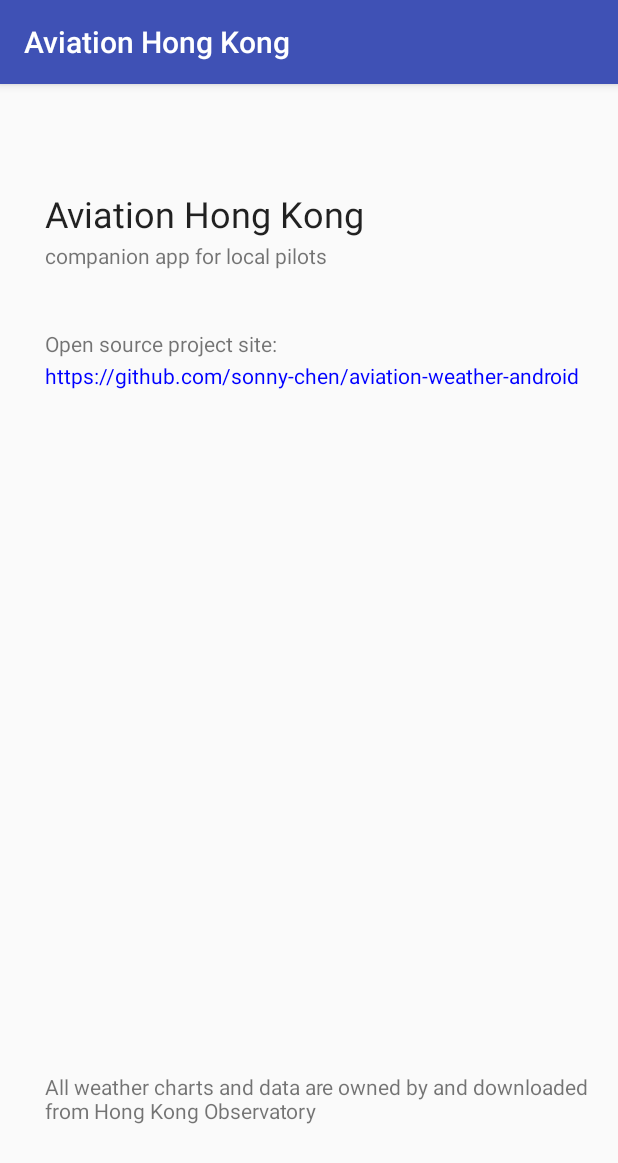
After one commit to sonny-chen/aviation-weather-android, an Android app: the AboutActivity screen opened directly, with no data from a screen before it, on a phone screen of 412 x 824 dp. The commit adds this screen. Shown: the top 1163 px of the screen. Run offline under Robolectric (Android 15) with nearby library versions, the phone set to English and light mode, and no system bars; network calls fail.

```diff
--- a/app/build.gradle
+++ b/app/build.gradle
@@ -30,5 +30,6 @@ dependencies {
     compile 'com.android.support:cardview-v7:25.3.0'
     compile 'com.jakewharton:disklrucache:2.0.2'
     compile 'org.apache.directory.studio:org.apache.commons.io:2.4'
+    compile 'com.android.support.constraint:constraint-layout:1.0.2'
     testCompile 'junit:junit:4.12'
 }
--- /dev/null
+++ b/app/src/main/java/com/sonnychen/aviationhk/AboutActivity.java
@@ -0,0 +1,25 @@
+package com.sonnychen.aviationhk;
+
+import android.content.Intent;
+import android.net.Uri;
+import android.support.v7.app.AppCompatActivity;
+import android.os.Bundle;
+import android.view.View;
+
+public class AboutActivity extends AppCompatActivity {
+
+    @Override
+    protected void onCreate(Bundle savedInstanceState) {
+        super.onCreate(savedInstanceState);
+        setContentView(R.layout.activity_about);
+
+        findViewById(R.id.gitHubLink).setOnClickListener(new View.OnClickListener() {
+            @Override
+            public void onClick(View view) {
+                Intent i = new Intent(Intent.ACTION_VIEW);
+                i.setData(Uri.parse(getString(R.string.project_url)));
+                startActivity(i);
+            }
+        });
+    }
+}
--- a/app/src/main/java/com/sonnychen/aviationhk/AsyncImageTask.java
+++ b/app/src/main/java/com/sonnychen/aviationhk/AsyncImageTask.java
@@ -38,7 +38,7 @@ import java.util.Date;
 import java.util.HashMap;
 import java.util.Map;
 
-import static com.sonnychen.aviationhk.parsers.HKOData.CACHE_EXPIRY_SECONDS;
+import static com.sonnychen.aviationhk.BaseApplication.CACHE_EXPIRY_SECONDS;
 
 public class AsyncImageTask extends AsyncTask<URL, Integer, Bitmap[]> {
     //define callback interface
--- a/app/src/main/java/com/sonnychen/aviationhk/views/CustomFragmentBase.java
+++ b/app/src/main/java/com/sonnychen/aviationhk/views/CustomFragmentBase.java
@@ -27,6 +27,10 @@ import android.net.Uri;
 import android.support.v4.app.Fragment;
 
 public class CustomFragmentBase extends Fragment {
+    public void refreshView() {
+        throw new RuntimeException("Stub!");
+    }
+
     public void onButtonPressed(Uri uri) {
         if (mListener != null) {
             mListener.onFragmentInteraction(uri);
--- /dev/null
+++ b/app/src/main/res/layout/activity_about.xml
@@ -0,0 +1,66 @@
+<?xml version="1.0" encoding="utf-8"?>
+<RelativeLayout
+    xmlns:android="http://schemas.android.com/apk/res/android"
+    xmlns:app="http://schemas.android.com/apk/res-auto"
+    xmlns:tools="http://schemas.android.com/tools"
+    android:layout_width="match_parent"
+    android:layout_height="match_parent"
+    tools:context="com.sonnychen.aviationhk.AboutActivity">
+
+    <TextView
+        android:id="@+id/textView6"
+        android:layout_width="wrap_content"
+        android:layout_height="wrap_content"
+        android:layout_marginTop="39dp"
+        android:text="@string/open_source_project_site"
+        tools:layout_editor_absoluteX="83dp"
+        tools:layout_editor_absoluteY="113dp"
+        android:layout_below="@+id/textView5"
+        android:layout_alignStart="@+id/textView5"/>
+
+    <TextView
+        android:id="@+id/textView5"
+        android:layout_width="wrap_content"
+        android:layout_height="wrap_content"
+        android:layout_alignStart="@+id/textView3"
+        android:layout_below="@+id/textView3"
+        android:layout_marginTop="2dp"
+        android:text="@string/companion_app_for_local_pilots"
+        tools:layout_editor_absoluteX="83dp"
+        tools:layout_editor_absoluteY="113dp"/>
+
+    <TextView
+        android:id="@+id/textView3"
+        android:layout_width="wrap_content"
+        android:layout_height="wrap_content"
+        android:layout_alignParentStart="true"
+        android:layout_alignParentTop="true"
+        android:layout_marginStart="30dp"
+        android:layout_marginTop="70dp"
+        android:text="@string/app_name"
+        style="@style/TextAppearance.AppCompat.Headline"
+        tools:layout_editor_absoluteX="83dp"
+        tools:layout_editor_absoluteY="113dp"/>
+
+    <TextView
+        android:id="@+id/gitHubLink"
+        android:layout_width="wrap_content"
+        android:layout_height="wrap_content"
+        android:text="@string/project_url"
+        android:textColor="#0000FF"
+        tools:layout_editor_absoluteX="83dp"
+        tools:layout_editor_absoluteY="113dp"
+        android:layout_below="@+id/textView6"
+        android:layout_alignStart="@+id/textView6"
+        android:layout_marginTop="2dp"/>
+
+    <TextView
+        android:layout_width="wrap_content"
+        android:layout_height="wrap_content"
+        android:text="@string/disclaimer"
+        tools:layout_editor_absoluteX="83dp"
+        tools:layout_editor_absoluteY="113dp"
+        android:layout_marginBottom="74dp"
+        android:layout_alignParentBottom="true"
+        android:layout_alignStart="@+id/gitHubLink"/>
+</RelativeLayout>
--- a/app/src/main/res/layout/image_list_item.xml
+++ b/app/src/main/res/layout/image_list_item.xml
@@ -30,7 +30,6 @@
             android:layout_height="wrap_content"
             android:layout_alignParentTop="true"
             android:adjustViewBounds="true"
-            android:background="@color/colorPrimaryDark"
             android:scaleType="fitCenter"/>
 
         <TextView
--- a/app/src/main/res/values/strings.xml
+++ b/app/src/main/res/values/strings.xml
@@ -1,9 +1,15 @@
 <resources>
-    <string name="app_name">Aviation HK</string>
+    <string name="app_name">Aviation Hong Kong</string>
     <string name="title_home">Overview</string>
     <string name="title_vhsk">VHSK</string>
     <string name="title_metartaf">METAR/TAF</string>
     <string name="title_radar">Radar/Cam</string>
     <string name="title_localaviation">Local</string>
-    <string name="downloading_from_hko">Downloading from HKO...</string>
+    <string name="downloading_from_hko">Downloading from HKO…</string>
+    <string name="downloading_radar_image_sequence">Downloading radar image sequence</string>
+    <string name="companion_app_for_local_pilots">companion app for local pilots</string>
+    <string name="disclaimer">All weather charts and data are owned by and downloaded from Hong Kong Observatory</string>
+    <string name="open_source_project_site">Open source project site:</string>
+    <string name="project_url">https://github.com/sonny-chen/aviation-weather-android</string>
+    <string name="about">About</string>
 </resources>
```
Also changed, not shown: app/src/main/AndroidManifest.xml (+13 -9 lines), app/src/main/java/com/sonnychen/aviationhk/BaseApplication.java (+9 -0 lines), app/src/main/java/com/sonnychen/aviationhk/LightboxActivity.java (+99 -28 lines), app/src/main/java/com/sonnychen/aviationhk/MainActivity.java (+39 -19 lines), app/src/main/java/com/sonnychen/aviationhk/parsers/DownloadRadarImagesTask.java (added, +153 -0 lines), app/src/main/java/com/sonnychen/aviationhk/parsers/HKOData.java (+47 -93 lines), app/src/main/java/com/sonnychen/aviationhk/utils/GenericRecyclerViewAdapter.java (+14 -7 lines), app/src/main/res/menu/main_menu.xml (added, +8 -0 lines), app/src/main/res/drawable/ic_info.png (added).
